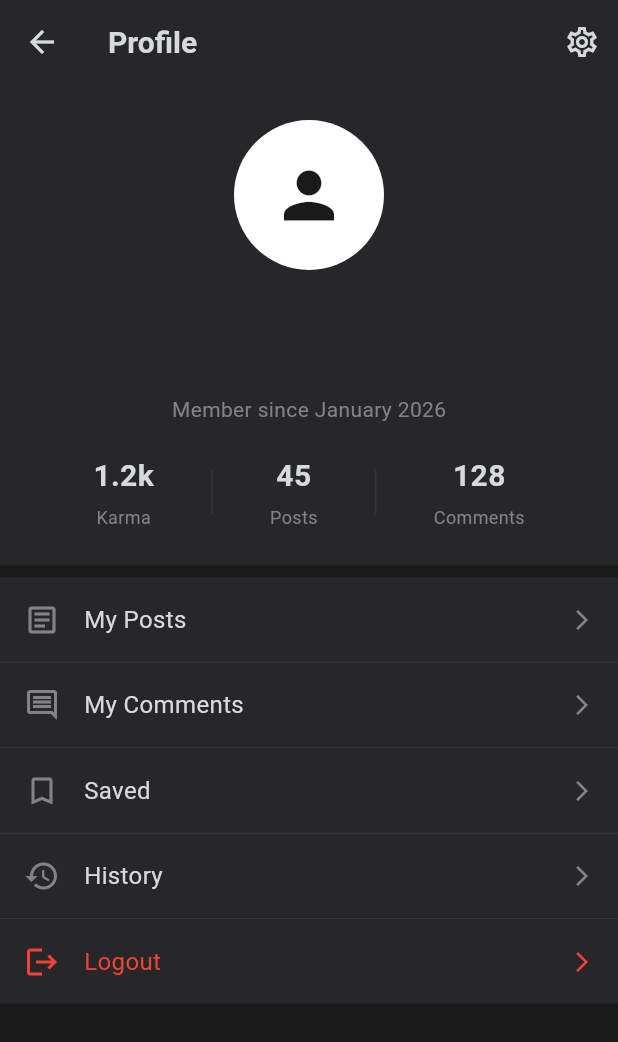
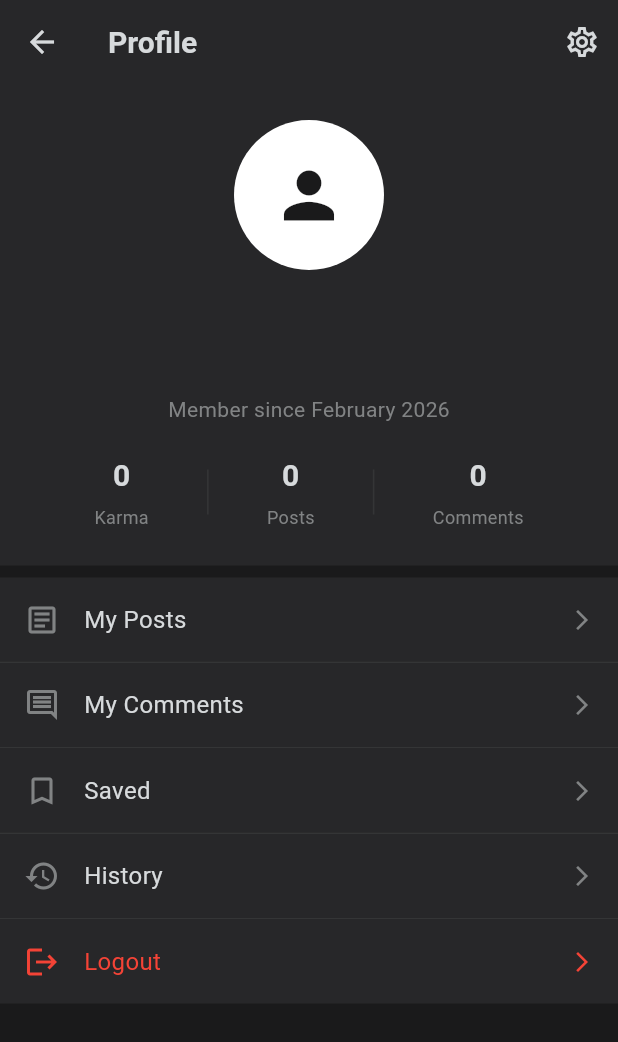
Before and after one commit to Yug23IT013/ThreadX, a Flutter app: the ProfileScreen screen opened directly, on a phone screen of 412 x 824 dp. Shown: the top 1042 px of the screen. Run offline on Flutter 3.47's test engine with Material 3 defaults, Android fonts, the phone set to English and light mode, and no system bars; our stand-ins replace cloud_firestore, firebase_auth, firebase_core, google_sign_in, shared_preferences; accounts and stored records are empty; generated files the repository leaves out were written again; network calls fail.

Commit message:
Enhance Profile Screen with dynamic user statistics and member since date

```diff
--- a/lib/screens/dashboard/thread_detail_screen.dart
+++ b/lib/screens/dashboard/thread_detail_screen.dart
@@ -6,6 +6,7 @@ import '../../models/comment_model.dart';
 import '../../services/comment_service.dart';
 import '../../services/thread_service.dart';
 import '../../services/vote_service.dart';
+import '../../services/admin_service.dart';
 
 class ThreadDetailScreen extends StatefulWidget {
   final String threadId;
@@ -25,6 +26,7 @@ class _ThreadDetailScreenState extends State<ThreadDetailScreen> {
   final CommentService _commentService = CommentService();
   final ThreadService _threadService = ThreadService();
   final VoteService _voteService = VoteService();
+  final AdminService _adminService = AdminService();
   final TextEditingController _commentController = TextEditingController();
   final currentUserId = FirebaseAuth.instance.currentUser?.uid;
 
@@ -109,15 +111,20 @@ class _ThreadDetailScreenState extends State<ThreadDetailScreen> {
                   child: Column(
                     crossAxisAlignment: CrossAxisAlignment.start,
                     children: [
-                      Row(
+                      FutureBuilder<String>(
+                        future: _getUserDisplayName(widget.thread.authorId),
+                        builder: (context, snapshot) {
+                          final displayName = snapshot.data ?? 'Loading...';
+                          return Row(
                             children: [
                               const CircleAvatar(
                                 radius: 16,
                                 backgroundColor: AppTheme.accentWhite,
+                                child: Icon(Icons.person, size: 16, color: AppTheme.darkBackground),
                               ),
                               const SizedBox(width: 8),
                               Text(
-                            widget.thread.authorId,
+                                displayName,
                                 style: const TextStyle(
                                   color: AppTheme.textPrimary,
                                   fontWeight: FontWeight.w500,
@@ -132,6 +139,8 @@ class _ThreadDetailScreenState extends State<ThreadDetailScreen> {
                                 ),
                               ),
                             ],
+                          );
+                        },
                       ),
                       const SizedBox(height: 12),
                       Text(
@@ -322,9 +331,13 @@ class _ThreadDetailScreenState extends State<ThreadDetailScreen> {
               children: [
                 Row(
                   children: [
-                    Flexible(
+                    FutureBuilder<String>(
+                      future: _getUserDisplayName(comment.authorId),
+                      builder: (context, snapshot) {
+                        final displayName = snapshot.data ?? 'Loading...';
+                        return Flexible(
                           child: Text(
-                        comment.authorId,
+                            displayName,
                             style: const TextStyle(
                               color: AppTheme.textPrimary,
                               fontSize: 13,
@@ -332,6 +345,8 @@ class _ThreadDetailScreenState extends State<ThreadDetailScreen> {
                             ),
                             overflow: TextOverflow.ellipsis,
                           ),
+                        );
+                      },
                     ),
                     const SizedBox(width: 8),
                     Text(
@@ -520,6 +535,15 @@ class _ThreadDetailScreenState extends State<ThreadDetailScreen> {
     }
   }
 
+  Future<String> _getUserDisplayName(String userId) async {
+    try {
+      final user = await _adminService.getUserById(userId);
+      return user?.displayName ?? 'Unknown User';
+    } catch (e) {
+      return 'Unknown User';
+    }
+  }
+
   String _getTimeAgo(DateTime dateTime) {
     final now = DateTime.now();
     final difference = now.difference(dateTime);
--- a/lib/screens/profile/profile_screen.dart
+++ b/lib/screens/profile/profile_screen.dart
@@ -1,8 +1,10 @@
 import 'package:flutter/material.dart';
 import 'package:provider/provider.dart';
+import 'package:cloud_firestore/cloud_firestore.dart';
 import '../../config/theme.dart';
 import '../../services/auth_service.dart';
 import '../../services/session_manager.dart';
+import '../../models/user_model.dart';
 import '../login/login_screen.dart';
 import 'settings_screen.dart';
 import 'my_posts_screen.dart';
@@ -103,30 +105,86 @@ class ProfileScreen extends StatelessWidget {
                   ),
                 ),
                 const SizedBox(height: 8),
+                if (user != null)
+                  FutureBuilder<DocumentSnapshot>(
+                    future: FirebaseFirestore.instance.collection('users').doc(user.uid).get(),
+                    builder: (context, snapshot) {
+                      String memberSince = "Loading...";
+                      if (snapshot.hasData && snapshot.data!.exists) {
+                        final data = snapshot.data!.data() as Map<String, dynamic>;
+                        final createdAt = (data['createdAt'] as Timestamp?)?.toDate();
+                        if (createdAt != null) {
+                          final monthYear = "${_getMonthName(createdAt.month)} ${createdAt.year}";
+                          memberSince = "Member since $monthYear";
+                        }
+                      }
+                      return Text(
+                        memberSince,
+                        style: const TextStyle(
+                          color: AppTheme.textSecondary,
+                          fontSize: 14,
+                        ),
+                      );
+                    },
+                  )
+                else
                   const Text(
-                  "Member since January 2026",
+                    "Member since ...",
                     style: TextStyle(
                       color: AppTheme.textSecondary,
                       fontSize: 14,
                     ),
                   ),
                 const SizedBox(height: 20),
+                if (user != null)
+                  FutureBuilder<DocumentSnapshot>(
+                    future: FirebaseFirestore.instance.collection('users').doc(user.uid).get(),
+                    builder: (context, snapshot) {
+                      if (!snapshot.hasData) {
+                        return Row(
+                          mainAxisAlignment: MainAxisAlignment.spaceEvenly,
+                          children: [
+                            _buildStatItem("...", "Karma"),
+                            Container(width: 1, height: 30, color: AppTheme.dividerColor),
+                            _buildStatItem("...", "Posts"),
+                            Container(width: 1, height: 30, color: AppTheme.dividerColor),
+                            _buildStatItem("...", "Comments"),
+                          ],
+                        );
+                      }
+
+                      int karma = 0;
+                      int posts = 0;
+                      int comments = 0;
+
+                      if (snapshot.data!.exists) {
+                        final data = snapshot.data!.data() as Map<String, dynamic>;
+                        posts = data['threadCount'] ?? 0;
+                        comments = data['commentCount'] ?? 0;
+                        karma = (posts * 10) + (comments * 5); // Simple karma calculation
+                      }
+
+                      return Row(
+                        mainAxisAlignment: MainAxisAlignment.spaceEvenly,
+                        children: [
+                          _buildStatItem(karma.toString(), "Karma"),
+                          Container(width: 1, height: 30, color: AppTheme.dividerColor),
+                          _buildStatItem(posts.toString(), "Posts"),
+                          Container(width: 1, height: 30, color: AppTheme.dividerColor),
+                          _buildStatItem(comments.toString(), "Comments"),
+                        ],
+                      );
+                    },
+                  )
+                else
                   Row(
                     mainAxisAlignment: MainAxisAlignment.spaceEvenly,
                     children: [
-                    _buildStatItem("1.2k", "Karma"),
-                    Container(
-                      width: 1,
-                      height: 30,
-                      color: AppTheme.dividerColor,
-                    ),
-                    _buildStatItem("45", "Posts"),
-                    Container(
-                      width: 1,
-                      height: 30,
-                      color: AppTheme.dividerColor,
-                    ),
-                    _buildStatItem("128", "Comments"),
+                      _buildStatItem("0", "Karma"),
+                      Container(width: 1, height: 30, color: AppTheme.dividerColor),
+                      _buildStatItem("0", "Posts"),
+                      Container(width: 1, height: 30, color: AppTheme.dividerColor),
+                      _buildStatItem("0", "Comments"),
                     ],
                   ),
               ],
@@ -237,4 +295,12 @@ class ProfileScreen extends StatelessWidget {
       ),
     );
   }
+
+  String _getMonthName(int month) {
+    const months = [
+      '', 'January', 'February', 'March', 'April', 'May', 'June',
+      'July', 'August', 'September', 'October', 'November', 'December'
+    ];
+    return months[month];
   }
+}
```
Lines whose indentation alone changed are shown as unchanged.
